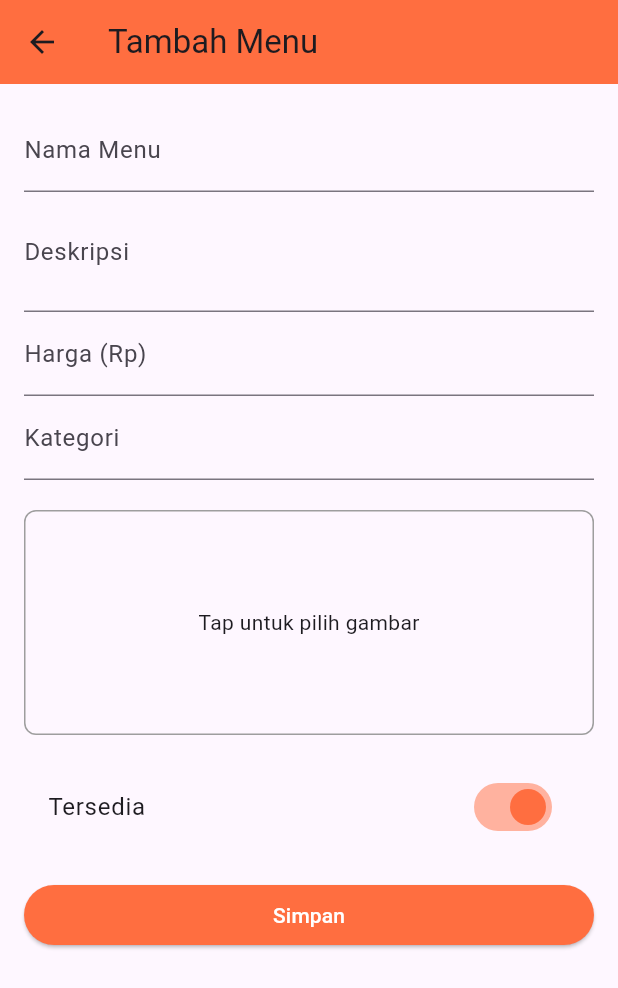
After one commit to FarahAzhari/ppkdjp_flutter, a Flutter app: the screen it shows after launch, after a tap on "Tambah Menu", on a phone screen of 412 x 824 dp. The commit adds this screen. Shown: the top 988 px of the screen. Run offline on Flutter 3.47's test engine with Material 3 defaults, Android fonts, the phone set to English and light mode, and no system bars; our stand-ins replace image_picker, sqflite; accounts and stored records are empty.

Commit message:
Add: Tugas 11 Flutter

```diff
--- a/lib/main.dart
+++ b/lib/main.dart
@@ -2,8 +2,8 @@ import 'package:flutter/material.dart';
 import 'package:intl/date_symbol_data_local.dart';
 import 'package:ppkdjp_flutter/meet_16/login_screen.dart';
 import 'package:ppkdjp_flutter/meet_16/register_screen.dart';
+import 'package:ppkdjp_flutter/meet_sebelas/tugas_sebelas_flutter/menu_page.dart';
 import 'package:ppkdjp_flutter/meet_sepuluh/thank_you_page.dart';
-import 'package:ppkdjp_flutter/splash_screen.dart';
 // import 'package:ppkdjp_flutter/meet_dua.dart';
 // import 'package:ppkdjp_flutter/meet_dua_a.dart';
 // import 'package:ppkdjp_flutter/tugas_dua_flutter.dart';
@@ -27,7 +27,10 @@ class MyApp extends StatelessWidget {
     return MaterialApp(
       initialRoute: '/',
       routes: {
-        '/': (context) => SplashScreen(),
+        // '/': (context) => SplashScreen(),
+        // '/': (context) => SiswaScreen(),
+        '/': (context) => MenuPage(),
+
         '/login': (context) => LoginScreenApp(),
         ThankYouPage.id: (context) => ThankYouPage(name: '', domicile: ''),
         LoginScreenApp.id: (context) => LoginScreenApp(),
--- /dev/null
+++ b/lib/meet_sebelas/helper/db_helper_menu.dart
@@ -0,0 +1,64 @@
+import 'package:path/path.dart';
+import 'package:ppkdjp_flutter/meet_sebelas/model/menu_model.dart';
+import 'package:sqflite/sqflite.dart';
+
+class DbHelperMenu {
+  static Future<Database> initDB() async {
+    final dbPath = await getDatabasesPath();
+    final path = join(dbPath, 'menu_restaurant.db');
+
+    return openDatabase(
+      path,
+      version: 1,
+      onCreate: (db, version) async {
+        await db.execute('''
+          CREATE TABLE menu(
+            id INTEGER PRIMARY KEY AUTOINCREMENT,
+            name TEXT NOT NULL,
+            description TEXT,
+            price REAL NOT NULL,
+            category TEXT,
+            image_url TEXT,
+            is_available INTEGER DEFAULT 1
+            )
+        ''');
+      },
+    );
+  }
+
+  /// Fungsi Create Menu Item
+  static Future<void> createMenu(MenuModel data) async {
+    final db = await initDB();
+
+    await db.insert(
+      'menu',
+      data.toMap(),
+      conflictAlgorithm: ConflictAlgorithm.replace,
+    );
+  }
+
+  /// Fungsi Get All Menu Items
+  static Future<List<MenuModel>> getAllMenu() async {
+    final db = await initDB();
+    final List<Map<String, dynamic>> data = await db.query('menu');
+
+    return List.generate(data.length, (i) => MenuModel.fromMap(data[i]));
+  }
+
+  // Update Menu Item
+  // static Future<void> updateMenu(MenuModel data) async {
+  //   final db = await initDB();
+  //   await db.update(
+  //     'menu',
+  //     data.toMap(),
+  //     where: 'id = ?',
+  //     whereArgs: [data.id],
+  //   );
+  // }
+
+  // // Delete Menu Item
+  // static Future<void> deleteMenu(int id) async {
+  //   final db = await initDB();
+  //   await db.delete('menu', where: 'id = ?', whereArgs: [id]);
+  // }
+}
--- /dev/null
+++ b/lib/meet_sebelas/model/menu_model.dart
@@ -0,0 +1,51 @@
+import 'dart:convert';
+
+// ignore_for_file: public_member_api_docs, sort_constructors_first
+class MenuModel {
+  int? id;
+  String name;
+  String? description;
+  double price;
+  String? category;
+  String? imageUrl;
+  bool isAvailable;
+  MenuModel({
+    this.id,
+    required this.name,
+    this.description,
+    required this.price,
+    this.category,
+    this.imageUrl,
+    required this.isAvailable,
+  });
+
+  Map<String, dynamic> toMap() {
+    return <String, dynamic>{
+      'id': id,
+      'name': name,
+      'description': description,
+      'price': price,
+      'category': category,
+      'image_url': imageUrl,
+      'is_available': isAvailable ? 1 : 0,
+    };
+  }
+
+  factory MenuModel.fromMap(Map<String, dynamic> map) {
+    return MenuModel(
+      id: map['id'] != null ? map['id'] as int : null,
+      name: map['name'] as String,
+      description:
+          map['description'] != null ? map['description'] as String : null,
+      price: map['price'] as double,
+      category: map['category'] != null ? map['category'] as String : null,
+      imageUrl: map['image_url'] != null ? map['image_url'] as String : null,
+      isAvailable: map['is_available'] == 1,
+    );
+  }
+
+  String toJson() => json.encode(toMap());
+
+  factory MenuModel.fromJson(String source) =>
+      MenuModel.fromMap(json.decode(source) as Map<String, dynamic>);
+}
--- /dev/null
+++ b/lib/meet_sebelas/tugas_sebelas_flutter/add_menu_page.dart
@@ -0,0 +1,146 @@
+import 'dart:io';
+
+import 'package:flutter/material.dart';
+import 'package:image_picker/image_picker.dart';
+import 'package:ppkdjp_flutter/meet_sebelas/helper/db_helper_menu.dart';
+import 'package:ppkdjp_flutter/meet_sebelas/model/menu_model.dart';
+
+class AddMenuPage extends StatefulWidget {
+  const AddMenuPage({super.key});
+
+  @override
+  State<AddMenuPage> createState() => _AddMenuPageState();
+}
+
+class _AddMenuPageState extends State<AddMenuPage> {
+  final _formKey = GlobalKey<FormState>();
+  final _nameController = TextEditingController();
+  final _descController = TextEditingController();
+  final _priceController = TextEditingController();
+  final _categoryController = TextEditingController();
+  bool _isAvailable = true;
+  File? _selectedImage;
+  final ImagePicker _picker = ImagePicker();
+
+  Future<void> _pickImage() async {
+    final XFile? pickedFile = await _picker.pickImage(
+      source: ImageSource.gallery,
+    );
+
+    if (pickedFile != null) {
+      setState(() {
+        _selectedImage = File(pickedFile.path);
+      });
+    }
+  }
+
+  final DbHelperMenu dbHelper = DbHelperMenu();
+
+  Future<void> _saveMenuItem() async {
+    if (_formKey.currentState!.validate()) {
+      final menuItem = MenuModel(
+        name: _nameController.text.trim(),
+        description: _descController.text.trim(),
+        price: double.parse(_priceController.text),
+        category: _categoryController.text.trim(),
+        isAvailable: _isAvailable,
+        imageUrl: _selectedImage?.path,
+      );
+
+      await DbHelperMenu.createMenu(menuItem);
+      Navigator.pop(context, true); // return success
+    }
+  }
+
+  @override
+  Widget build(BuildContext context) {
+    return Scaffold(
+      appBar: AppBar(
+        title: const Text("Tambah Menu"),
+        backgroundColor: Colors.deepOrangeAccent,
+      ),
+      body: Padding(
+        padding: const EdgeInsets.all(16.0),
+        child: Form(
+          key: _formKey,
+          child: ListView(
+            children: [
+              TextFormField(
+                controller: _nameController,
+                decoration: const InputDecoration(labelText: 'Nama Menu'),
+                validator:
+                    (value) =>
+                        value == null || value.isEmpty ? 'Wajib diisi' : null,
+              ),
+              TextFormField(
+                controller: _descController,
+                decoration: const InputDecoration(labelText: 'Deskripsi'),
+                maxLines: 2,
+              ),
+              TextFormField(
+                controller: _priceController,
+                keyboardType: TextInputType.number,
+                decoration: const InputDecoration(labelText: 'Harga (Rp)'),
+                validator:
+                    (value) =>
+                        value == null || value.isEmpty ? 'Wajib diisi' : null,
+              ),
+              TextFormField(
+                controller: _categoryController,
+                decoration: const InputDecoration(labelText: 'Kategori'),
+              ),
+              SizedBox(height: 20),
+              GestureDetector(
+                onTap: _pickImage,
+                child:
+                    _selectedImage == null
+                        ? Container(
+                          height: 150,
+                          decoration: BoxDecoration(
+                            border: Border.all(color: Colors.grey),
+                            borderRadius: BorderRadius.circular(8),
+                          ),
+                          child: const Center(
+                            child: Text("Tap untuk pilih gambar"),
+                          ),
+                        )
+                        : ClipRRect(
+                          borderRadius: BorderRadius.circular(8),
+                          child: Image.file(
+                            _selectedImage!,
+                            height: 150,
+                            width: double.infinity,
+                            fit: BoxFit.cover,
+                          ),
+                        ),
+              ),
+              const SizedBox(height: 20),
+              SwitchListTile(
+                activeColor: Colors.deepOrangeAccent,
+                title: const Text("Tersedia"),
+                value: _isAvailable,
+                onChanged: (value) {
+                  setState(() {
+                    _isAvailable = value;
+                  });
+                },
+              ),
+
+              const SizedBox(height: 20),
+              ElevatedButton(
+                onPressed: _saveMenuItem,
+                style: ElevatedButton.styleFrom(
+                  backgroundColor: Colors.deepOrangeAccent,
+                ),
+                child: const Text(
+                  "Simpan",
+                  style: TextStyle(color: Colors.white),
+                ),
+              ),
+            ],
+          ),
+        ),
+      ),
+    );
+  }
+}
--- /dev/null
+++ b/lib/meet_sebelas/tugas_sebelas_flutter/menu_page.dart
@@ -0,0 +1,142 @@
+import 'dart:io';
+
+import 'package:flutter/material.dart';
+import 'package:ppkdjp_flutter/meet_sebelas/helper/db_helper_menu.dart';
+import 'package:ppkdjp_flutter/meet_sebelas/model/menu_model.dart';
+import 'package:ppkdjp_flutter/meet_sebelas/tugas_sebelas_flutter/add_menu_page.dart';
+
+class MenuPage extends StatefulWidget {
+  const MenuPage({super.key});
+
+  @override
+  State<MenuPage> createState() => _MenuPageState();
+}
+
+class _MenuPageState extends State<MenuPage> {
+  final DbHelperMenu dbHelper = DbHelperMenu();
+  List<MenuModel> menuItems = [];
+
+  @override
+  void initState() {
+    super.initState();
+    loadMenuItems();
+  }
+
+  Future<void> loadMenuItems() async {
+    final data = await DbHelperMenu.getAllMenu();
+    setState(() {
+      menuItems = data;
+    });
+  }
+
+  Widget _buildMenuCard(MenuModel item) {
+    return Card(
+      color: Colors.white,
+      elevation: 4,
+      margin: const EdgeInsets.symmetric(horizontal: 16, vertical: 8),
+      shape: RoundedRectangleBorder(borderRadius: BorderRadius.circular(12)),
+      child: Padding(
+        padding: const EdgeInsets.all(12.0),
+        child: Row(
+          crossAxisAlignment: CrossAxisAlignment.start,
+          children: [
+            // Image Section
+            ClipRRect(
+              borderRadius: BorderRadius.circular(8),
+              child:
+                  item.imageUrl != null && item.imageUrl!.isNotEmpty
+                      ? Image.file(
+                        File(item.imageUrl!),
+                        width: 80,
+                        height: 80,
+                        fit: BoxFit.cover,
+                      )
+                      : Image.asset(
+                        'assets/images/placeholder.png', // Your default image
+                        width: 80,
+                        height: 80,
+                        fit: BoxFit.cover,
+                      ),
+            ),
+            const SizedBox(width: 12),
+
+            // Text Section
+            Expanded(
+              child: Column(
+                crossAxisAlignment: CrossAxisAlignment.start,
+                children: [
+                  Text(
+                    item.name,
+                    style: const TextStyle(
+                      fontSize: 18,
+                      fontWeight: FontWeight.bold,
+                    ),
+                  ),
+                  item.description != null && item.description!.isNotEmpty
+                      ? Padding(
+                        padding: const EdgeInsets.only(top: 4.0),
+                        child: Text(item.description!),
+                      )
+                      : Padding(
+                        padding: const EdgeInsets.only(top: 4.0),
+                        child: Text('Deskripsi: -'),
+                      ),
+                  const SizedBox(height: 4),
+                  Text("Harga: Rp ${item.price.toStringAsFixed(0)}"),
+                  item.category != null && item.category!.isNotEmpty
+                      ? Text("Kategori: ${item.category}")
+                      : Text("Kategori: -"),
+                  Text(
+                    item.isAvailable ? "Tersedia" : "Stok Habis",
+                    style: TextStyle(
+                      color: item.isAvailable ? Colors.green : Colors.red,
+                      fontWeight: FontWeight.w500,
+                    ),
+                  ),
+                ],
+              ),
+            ),
+          ],
+        ),
+      ),
+    );
+  }
+
+  @override
+  Widget build(BuildContext context) {
+    return Scaffold(
+      backgroundColor: Colors.grey[150],
+      appBar: AppBar(
+        title: const Text(
+          "Menu Restoran",
+          style: TextStyle(color: Colors.white),
+        ),
+        centerTitle: true,
+        backgroundColor: Colors.deepOrangeAccent,
+      ),
+      body:
+          menuItems.isEmpty
+              ? const Center(child: Text("Belum ada menu."))
+              : ListView.builder(
+                itemCount: menuItems.length,
+                itemBuilder: (context, index) {
+                  return _buildMenuCard(menuItems[index]);
+                },
+              ),
+      floatingActionButton: FloatingActionButton.extended(
+        onPressed: () async {
+          final result = await Navigator.push(
+            context,
+            MaterialPageRoute(builder: (_) => const AddMenuPage()),
+          );
+          if (result == true) {
+            loadMenuItems(); // Refresh if item was added
+          }
+        }, // Replace with form later
+        icon: const Icon(Icons.add, color: Colors.white),
+        label: const Text("Tambah Menu", style: TextStyle(color: Colors.white)),
+        backgroundColor: Colors.deepOrangeAccent,
+      ),
+    );
+  }
+}
--- a/pubspec.yaml
+++ b/pubspec.yaml
@@ -33,13 +33,15 @@ dependencies:
     sdk: flutter
   flutter_svg: ^2.1.0
   google_fonts: ^6.2.1
+  image_picker: ^1.1.2
   intl: ^0.20.2
+  path: ^1.9.1
   path_provider: ^2.1.5
   shared_preferences: ^2.5.3
   sqflite: ^2.4.2
 
 dev_dependencies:
-  flutter_lints: ^5.0.0
+  flutter_lints: ^6.0.0
   flutter_test:
     sdk: flutter
 
```
Also changed, not shown: lib/meet_16/database/db_helper.dart (+41 -4 lines), lib/meet_16/model/siswa_model.dart (added, +26 -0 lines), lib/meet_16/siswa_screen.dart (added, +80 -0 lines), pubspec.lock, 6 other files.
